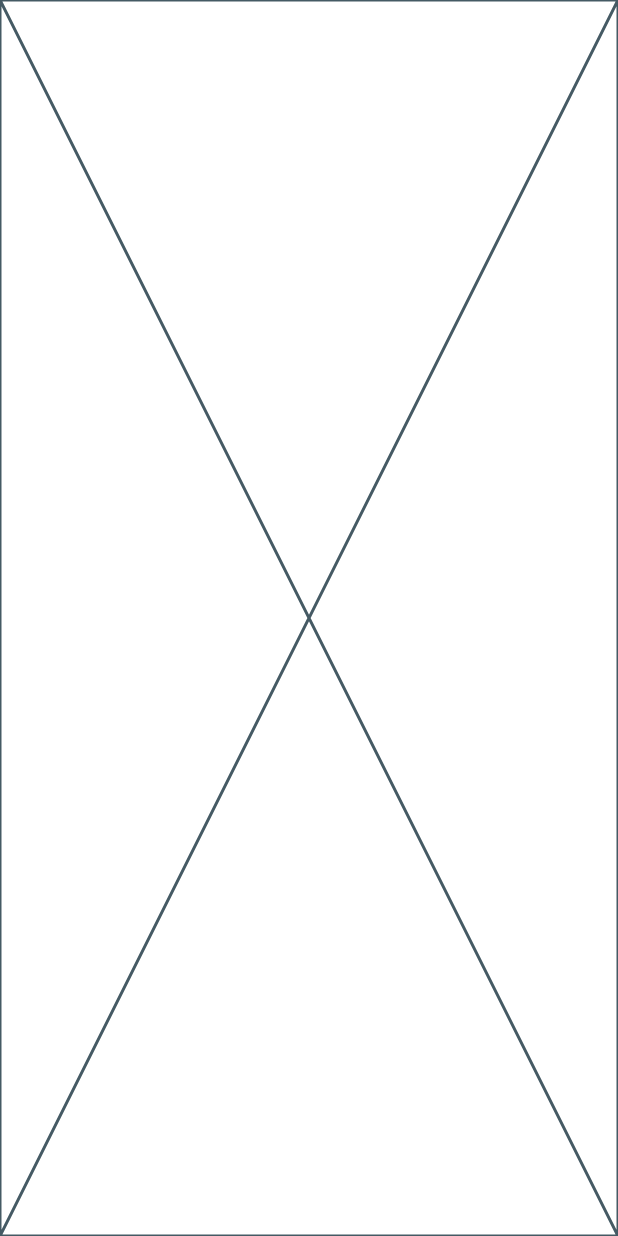
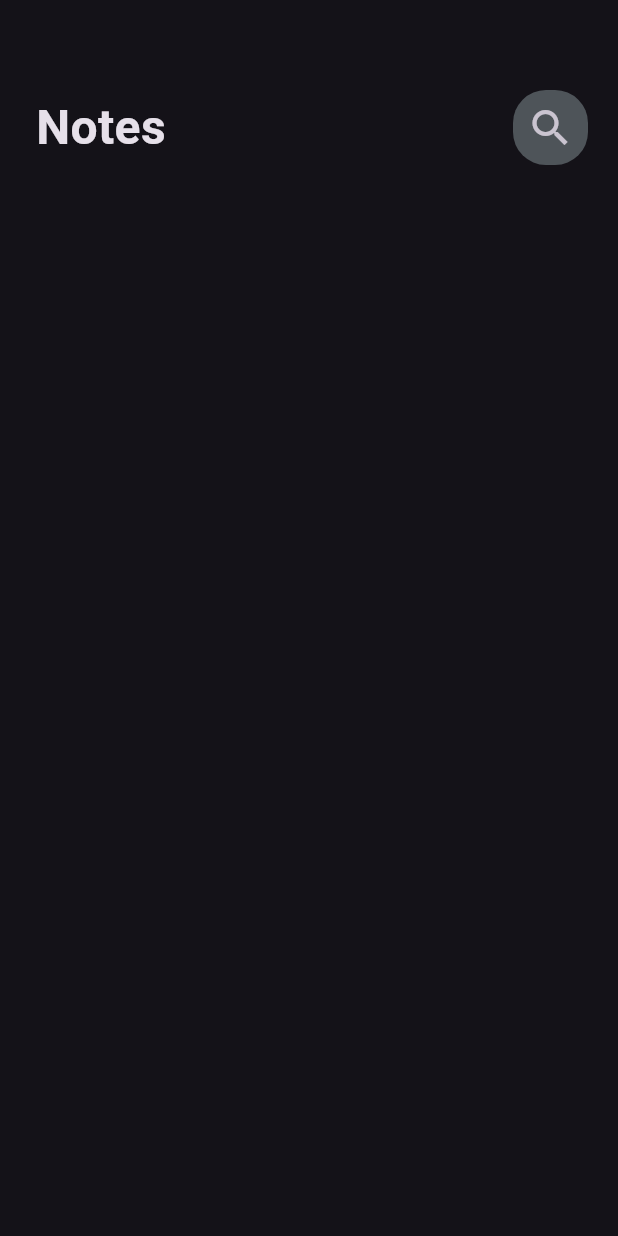
Before and after one commit to Jik00/Notes-App, a Flutter app: the screen it shows after launch, on a phone screen of 412 x 824 dp. Run offline on Flutter 3.47's test engine with Material 3 defaults, Android fonts, the phone set to English and light mode, and no system bars.

Commit message:
custom appbar + search icon widget

```diff
--- a/lib/main.dart
+++ b/lib/main.dart
@@ -12,7 +12,7 @@ class MyApp extends StatelessWidget {
   Widget build(BuildContext context) {
     return MaterialApp(
       debugShowCheckedModeBanner: false,
-      theme: ThemeData.dark(),
+      theme: ThemeData(brightness: Brightness.dark),
       home: const NotesView(),
     );
   }
--- a/lib/view/notes_view.dart
+++ b/lib/view/notes_view.dart
@@ -1,10 +1,17 @@
 import 'package:flutter/material.dart';
+import 'package:notes_app/widgets/custom_appbar.dart';
 
 class NotesView extends StatelessWidget {
   const NotesView({super.key});
 
   @override
   Widget build(BuildContext context) {
-    return const Placeholder();
+    return const Scaffold(
+      body: Column(
+        children: [
+          CustomAppbar(),
+        ],
+      ),
+    );
   }
 }
--- /dev/null
+++ b/lib/widgets/custom_appbar.dart
@@ -0,0 +1,26 @@
+import 'package:flutter/material.dart';
+import 'package:notes_app/widgets/custom_search_icon.dart';
+
+class CustomAppbar extends StatelessWidget {
+  const CustomAppbar({super.key});
+
+  @override
+  Widget build(BuildContext context) {
+    return const Padding(
+      padding: const EdgeInsets.only(left: 24, right: 20, bottom: 24, top: 60),
+      child: Row(
+        mainAxisAlignment: MainAxisAlignment.spaceBetween,
+        children: [
+          const Text(
+            'Notes',
+            style: TextStyle(
+              fontSize: 32,
+              fontWeight: FontWeight.bold,
+            ),
+          ),
+          CustomSearchIcon(),
+        ],
+      ),
+    );
+  }
+}
--- /dev/null
+++ b/lib/widgets/custom_search_icon.dart
@@ -0,0 +1,26 @@
+import 'package:flutter/material.dart';
+
+class CustomSearchIcon extends StatelessWidget {
+  const CustomSearchIcon({super.key});
+
+  @override
+  Widget build(BuildContext context) {
+    return Container(
+      width: 50,
+      height: 50,
+      decoration: BoxDecoration(
+        color: const Color.fromARGB(255, 78, 84, 89),
+        borderRadius: BorderRadius.circular(22),
+      ),
+      child: Center(
+        child: IconButton(
+          onPressed: () {},
+          icon: const Icon(
+            Icons.search,
+            size: 32,
+          ),
+        ),
+      ),
+    );
+  }
+}
```
